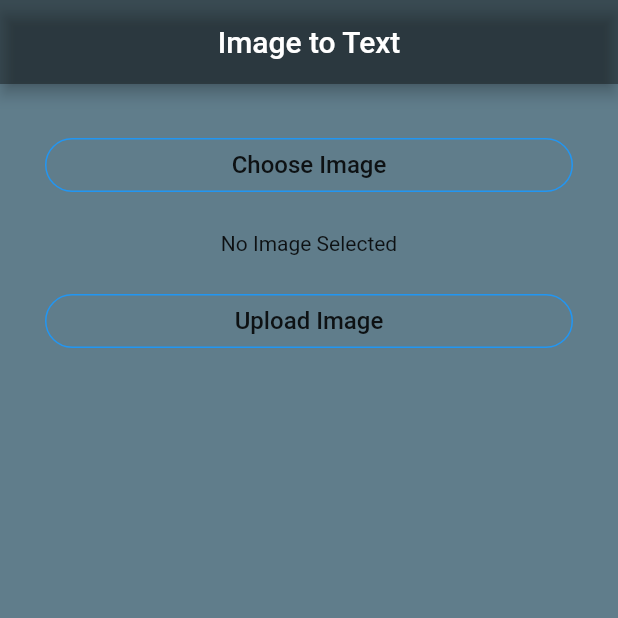
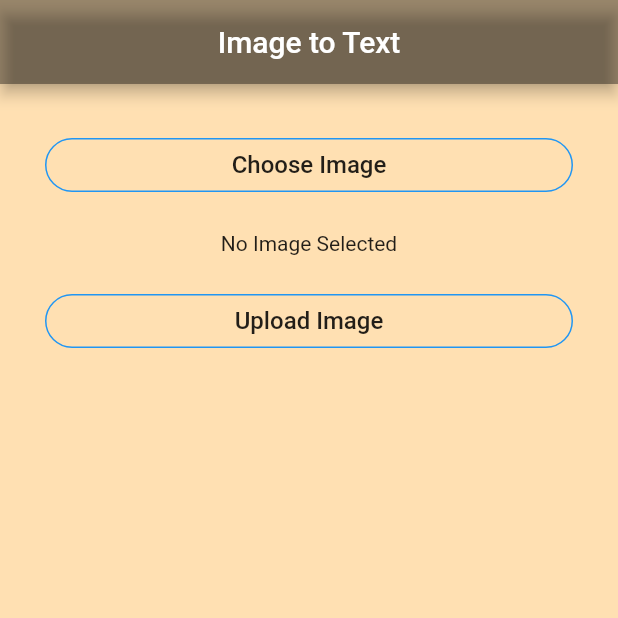
Before and after one commit to codeZero531/optical-character-recognition, a Flutter app: the screen it shows after launch, on a phone screen of 412 x 824 dp, the top half of it. Run offline on Flutter 3.47's test engine with Material 2 defaults, Android fonts, the light colour scheme and no system bars; our stand-ins replace image_picker.

Commit message:
Update main.dart

```diff
--- a/flutter_app/lib/main.dart
+++ b/flutter_app/lib/main.dart
@@ -117,7 +117,7 @@ class UploadImageState extends State<UploadImage> {
         centerTitle: true,
         backgroundColor: Colors.black38,
       ),
-       backgroundColor: Colors.blueGrey,
+       backgroundColor: Colors.orange[100],
 
 
       body: Container(
@@ -135,6 +135,7 @@ class UploadImageState extends State<UploadImage> {
               height: 20.0,
             ),
             showImage(),
+
             SizedBox(
               height: 20.0,
             ),
```
